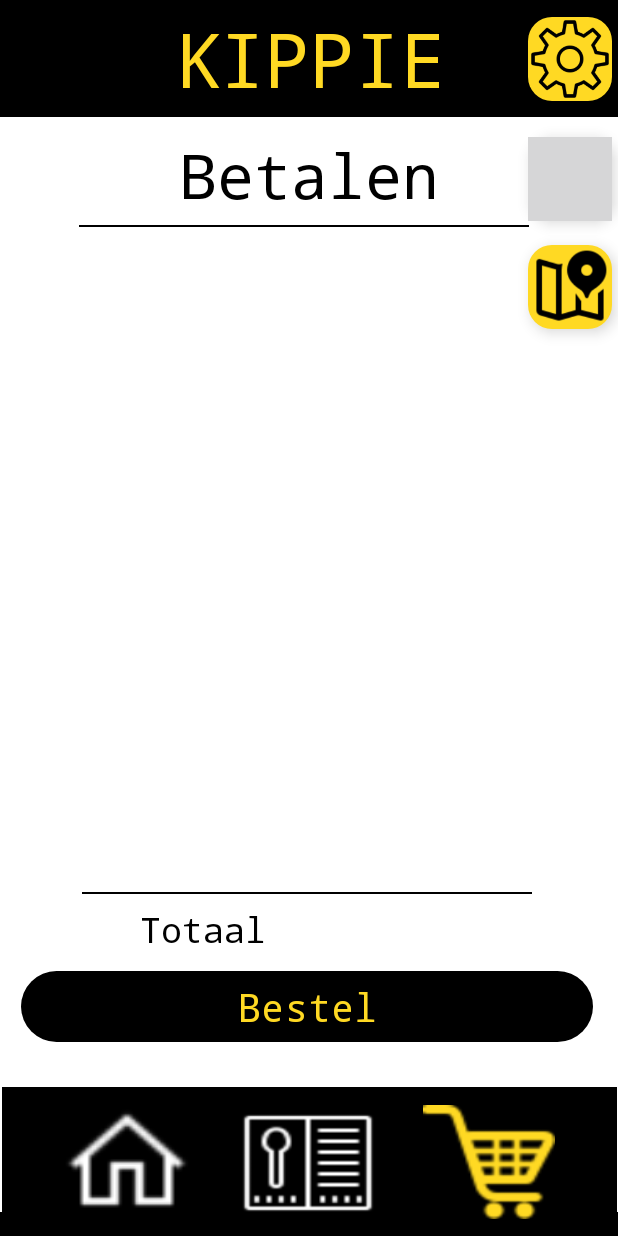
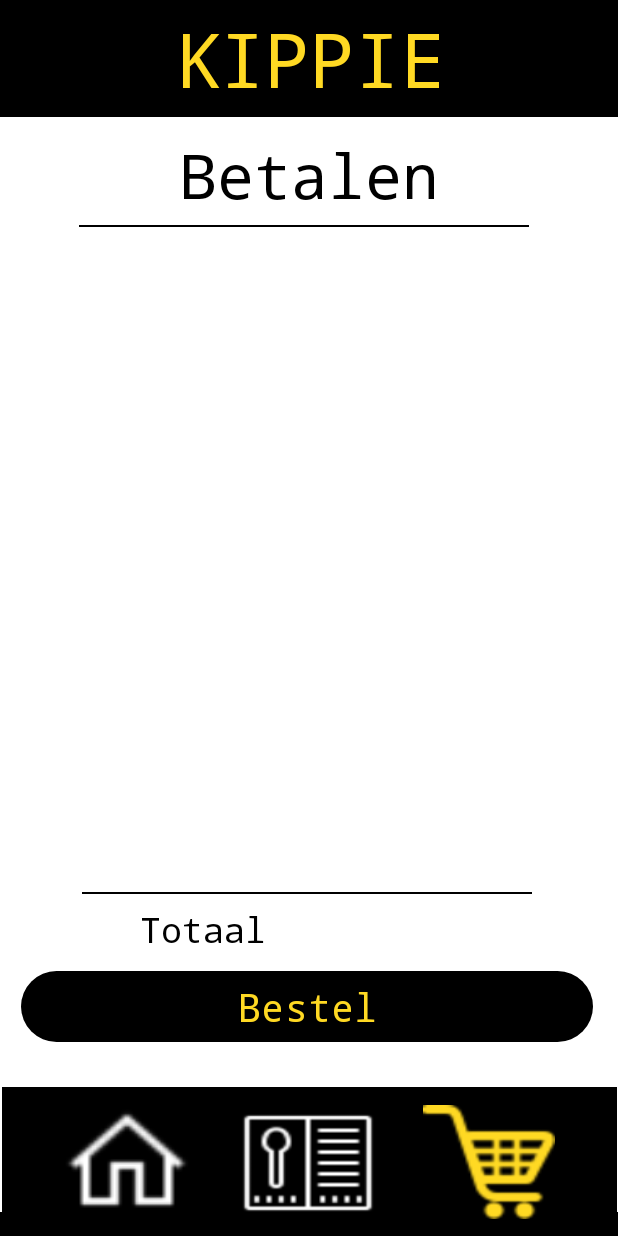
Before and after one commit to Joshuajaja/Kippieapp3, an Android app: the layout activity_main2.xml on its own in the app's theme, with its tools: preview values and no code run, on a phone screen of 412 x 824 dp. Run offline under Robolectric (Android 15) with nearby library versions, the phone set to English and light mode, and no system bars.

Commit message:
started with merging, everything is working rn. Second page scroll view still needs fix

```diff
--- a/app/src/main/res/layout/about.xml
+++ b/app/src/main/res/layout/about.xml
@@ -12,8 +12,8 @@
 
     <View
         android:id="@+id/rectangle10"
-        android:layout_width="401dp"
-        android:layout_height="640dp"
+        android:layout_width="440dp"
+        android:layout_height="815dp"
         android:background="#ffffff"
         app:layout_constraintEnd_toEndOf="parent"
         app:layout_constraintStart_toStartOf="parent"
@@ -85,7 +85,7 @@
         android:id="@+id/imageButton2"
         android:layout_width="97dp"
         android:layout_height="89dp"
-        android:layout_marginTop="648dp"
+        android:layout_marginTop="820dp"
         android:backgroundTint="#000000"
         android:scaleType="fitXY"
         android:src="@drawable/icons8_home_32__2_"
--- a/app/src/main/res/layout/activity_main2.xml
+++ b/app/src/main/res/layout/activity_main2.xml
@@ -191,41 +191,12 @@
         app:layout_constraintStart_toStartOf="parent"
         app:srcCompat="@drawable/icons8_restaurant_menu_64__2_" />
 
-    <com.google.android.material.floatingactionbutton.FloatingActionButton
-        android:id="@+id/FloatingActionButton"
-        android:layout_width="wrap_content"
-        android:layout_height="wrap_content"
-        android:layout_gravity="end"
-        android:layout_marginTop="11dp"
-        android:layout_marginEnd="4dp"
-        android:foreground="@drawable/icons8_settings_150"
-        app:backgroundTint="@color/kippie"
-        app:fabSize="normal"
-        app:layout_constraintEnd_toEndOf="parent"
-        app:layout_constraintTop_toTopOf="parent" />
-
-    <com.google.android.material.floatingactionbutton.FloatingActionButton
-        android:id="@+id/add_alarm_fab2"
-        android:layout_width="wrap_content"
-        android:layout_height="wrap_content"
-        android:layout_marginTop="16dp"
-        android:layout_marginEnd="4dp"
-        android:foreground="@drawable/icons8_map_90"
-        app:backgroundTint="@color/kippie"
-        app:fabSize="normal"
-        app:layout_constraintBottom_toBottomOf="parent"
-        app:layout_constraintEnd_toEndOf="parent"
-        app:layout_constraintTop_toBottomOf="@+id/add_person_fab"
-        app:layout_constraintVertical_bias="0.0" />
-
     <TextView
         android:id="@+id/add_alarm_action_text"
         android:layout_width="wrap_content"
         android:layout_height="wrap_content"
-        android:layout_marginEnd="8dp"
-        app:layout_constraintBottom_toBottomOf="@+id/add_alarm_fab2"
-        app:layout_constraintEnd_toStartOf="@+id/add_alarm_fab2"
-        app:layout_constraintTop_toTopOf="@+id/add_alarm_fab2" />
+        tools:layout_editor_absoluteX="343dp"
+        tools:layout_editor_absoluteY="877dp" />
 
     <!-- Floating action button for add person -->
     <!-- Make sure that you are constraining this
@@ -235,26 +206,12 @@
     <!-- Make sure that you are constraining this Text
          to the add Person FAB button -->
 
-    <com.google.android.material.floatingactionbutton.FloatingActionButton
-        android:id="@+id/add_person_fab"
-        android:layout_width="wrap_content"
-        android:layout_height="wrap_content"
-        android:layout_marginTop="24dp"
-        android:layout_marginEnd="4dp"
-        android:foreground="@drawable/icons8_about_50"
-        app:backgroundTint="@color/kippie"
-        app:fabSize="normal"
-        app:layout_constraintEnd_toEndOf="parent"
-        app:layout_constraintTop_toBottomOf="@+id/FloatingActionButton" />
-
     <TextView
         android:id="@+id/add_person_action_text"
         android:layout_width="wrap_content"
         android:layout_height="wrap_content"
-        android:layout_marginEnd="8dp"
-        app:layout_constraintBottom_toBottomOf="@+id/add_person_fab"
-        app:layout_constraintEnd_toStartOf="@+id/add_person_fab"
-        app:layout_constraintTop_toTopOf="@+id/add_person_fab" />
+        tools:layout_editor_absoluteX="343dp"
+        tools:layout_editor_absoluteY="109dp" />
 
 
 </androidx.constraintlayout.widget.ConstraintLayout>
```
Also changed, not shown: app/src/main/res/layout/activity_main_map.xml (+5 -5 lines), app/src/main/res/layout/activity_scherm2.xml (+4 -47 lines).
